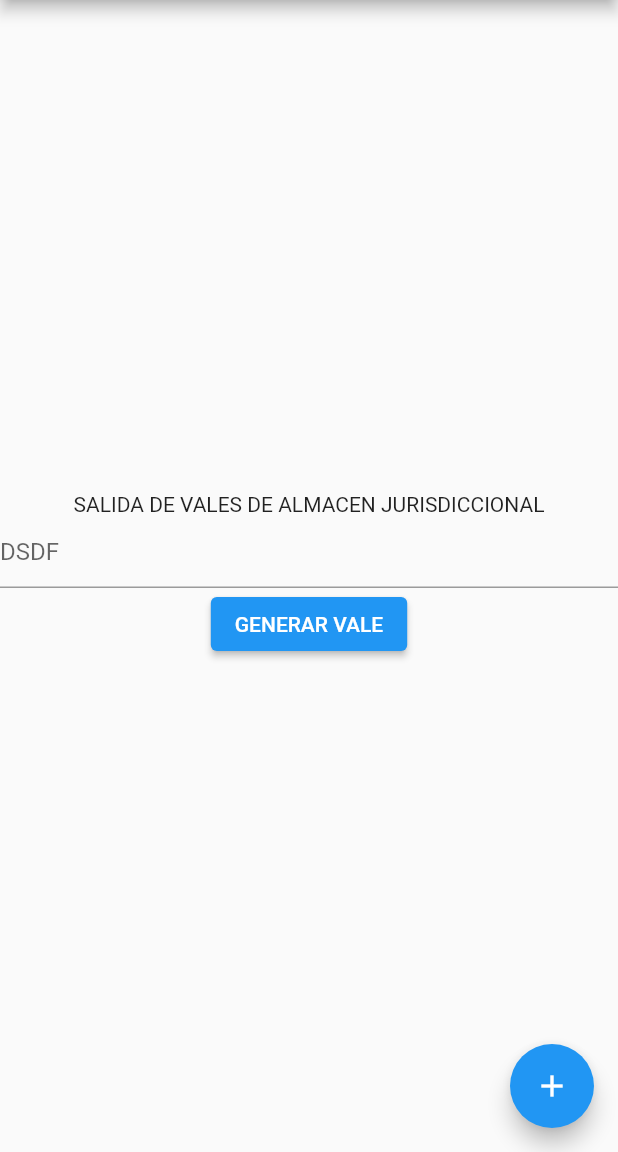
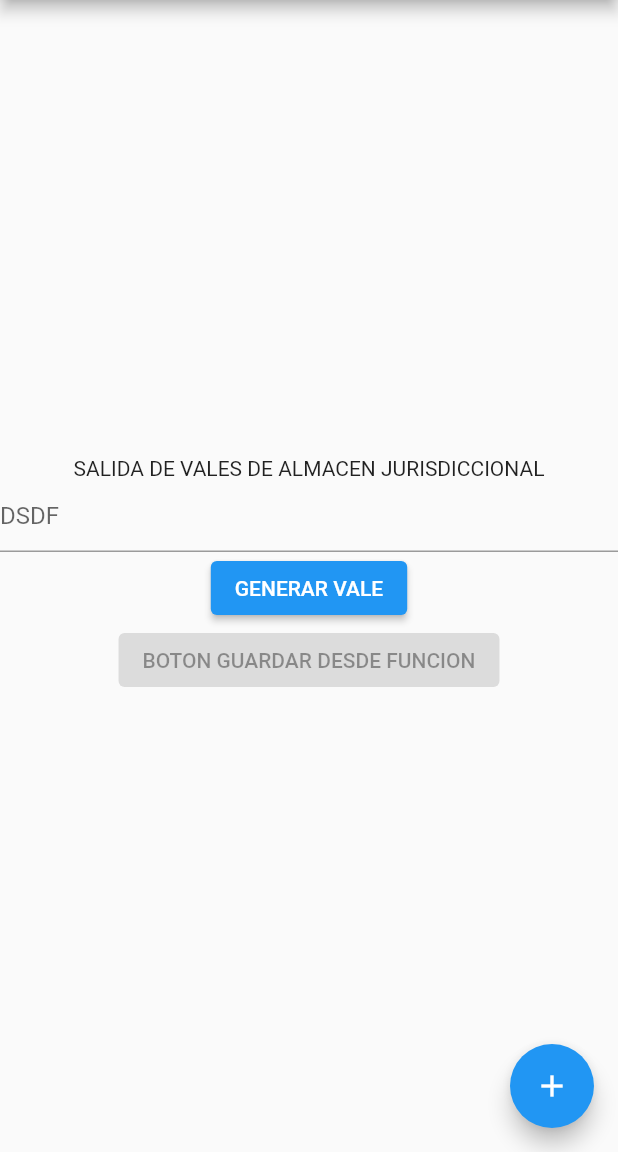
Before and after one commit to JurisdiccionSanitariaJacala/folios_almacen_j16, a Flutter app: the screen it shows after launch, on a phone screen of 412 x 824 dp, the part 84-1236 px from its top. Run offline on Flutter 3.47's test engine with Material 2 defaults, Android fonts, the light colour scheme and no system bars.

Commit message:
-
Se agrega funcion que retorna un Widget, probar en emulador.../terminal

```diff
--- a/lib/main.dart
+++ b/lib/main.dart
@@ -50,6 +50,11 @@ class _MyHomePageState extends State<MyHomePage> {
     });
   }
 
+
+  Widget botonGuardar(){
+    return const ElevatedButton(onPressed: null, child: const Text('BOTON GUARDAR DESDE FUNCION'));
+  }
+
   @override
   Widget build(BuildContext context) {
     return Scaffold(
@@ -71,7 +76,8 @@ class _MyHomePageState extends State<MyHomePage> {
                 ElevatedButton(
                   onPressed: () => { }, //metodo para cambiar a otra pagina
                   child: const Text('GENERAR VALE')
-                  )
+                  ),
+                  botonGuardar()
               ]
             )
           ],
```
